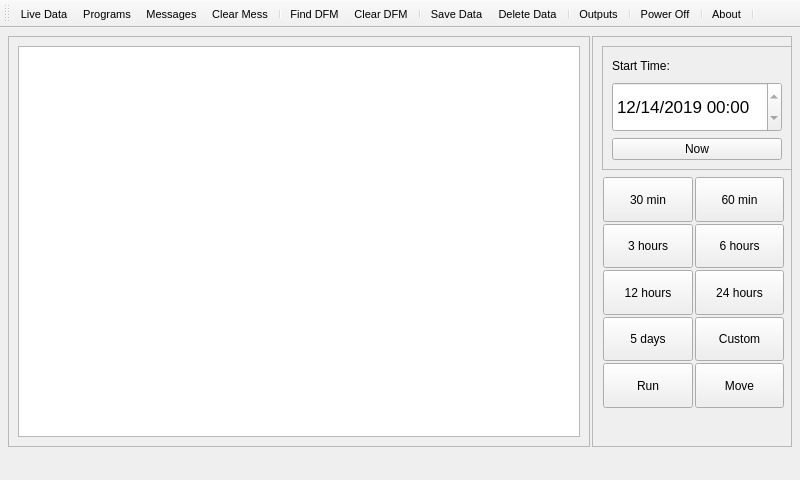
First picture: the form in Mainwindow.ui, repository spletcher1/PyMCU, before the edit.
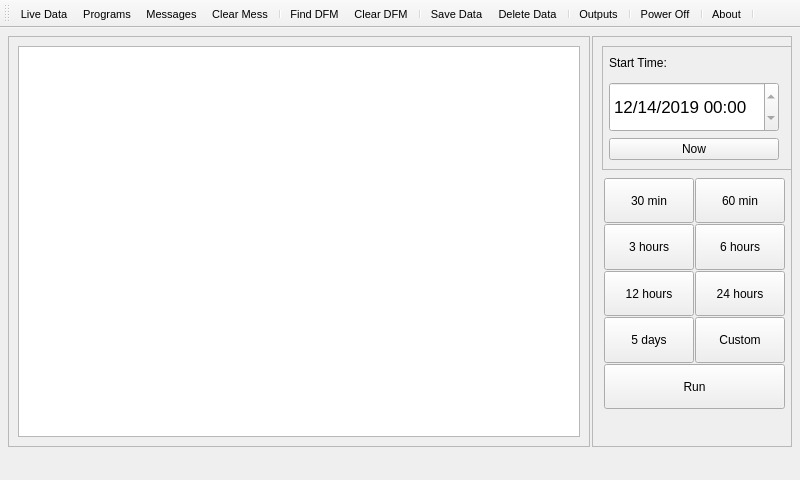
Second picture: the form after the edit. The open tabs and pages were chosen to show the change. Icons and pictures are not drawn.

Commit message: Moved getprograms button to custom screen

What changed in the file:
```diff
--- a/Mainwindow.ui
+++ b/Mainwindow.ui
@@ -146,6 +146,18 @@
             <enum>QFrame::Raised</enum>
            </property>
            <layout class="QVBoxLayout" name="verticalLayout_8">
+            <property name="leftMargin">
+             <number>6</number>
+            </property>
+            <property name="topMargin">
+             <number>2</number>
+            </property>
+            <property name="rightMargin">
+             <number>2</number>
+            </property>
+            <property name="bottomMargin">
+             <number>9</number>
+            </property>
             <item>
              <widget class="QLabel" name="label_11">
               <property name="text">
@@ -202,18 +214,18 @@
             </item>
            </layout>
           </widget>
-          <widget class="QWidget" name="layoutWidget">
+          <widget class="QWidget" name="">
            <property name="geometry">
             <rect>
-             <x>11</x>
-             <y>141</y>
+             <x>12</x>
+             <y>142</y>
              <width>181</width>
              <height>231</height>
             </rect>
            </property>
            <layout class="QGridLayout" name="gridLayout_2">
             <property name="spacing">
-             <number>2</number>
+             <number>1</number>
             </property>
             <item row="0" column="0">
              <widget class="QPushButton" name="T30MinButton">
@@ -322,7 +334,7 @@
               </property>
              </widget>
             </item>
-            <item row="4" column="0">
+            <item row="4" column="0" colspan="2">
              <widget class="QPushButton" name="RunProgramButton">
               <property name="sizePolicy">
                <sizepolicy hsizetype="Minimum" vsizetype="MinimumExpanding">
@@ -335,19 +347,6 @@
               </property>
              </widget>
             </item>
-            <item row="4" column="1">
-             <widget class="QPushButton" name="MoveProgramButton">
-              <property name="sizePolicy">
-               <sizepolicy hsizetype="Minimum" vsizetype="MinimumExpanding">
-                <horstretch>0</horstretch>
-                <verstretch>0</verstretch>
-               </sizepolicy>
-              </property>
-              <property name="text">
-               <string>Move</string>
-              </property>
-             </widget>
-            </item>
            </layout>
           </widget>
          </widget>
@@ -1546,7 +1545,33 @@
                  </sizepolicy>
                 </property>
                 <property name="text">
-                 <string>Delete Program</string>
+                 <string>Delete</string>
+                </property>
+               </widget>
+              </item>
+              <item>
+               <widget class="QPushButton" name="MoveProgramButton">
+                <property name="sizePolicy">
+                 <sizepolicy hsizetype="Minimum" vsizetype="Expanding">
+                  <horstretch>0</horstretch>
+                  <verstretch>0</verstretch>
+                 </sizepolicy>
+                </property>
+                <property name="text">
+                 <string>Get (USB)</string>
+                </property>
+               </widget>
+              </item>
+              <item>
+               <widget class="QPushButton" name="LoadProgramButton">
+                <property name="sizePolicy">
+                 <sizepolicy hsizetype="Minimum" vsizetype="Expanding">
+                  <horstretch>0</horstretch>
+                  <verstretch>0</verstretch>
+                 </sizepolicy>
+                </property>
+                <property name="text">
+                 <string>Load</string>
                 </property>
                </widget>
               </item>
```
Left out of the diff: 18 changed lines with no effect on the pictures.
